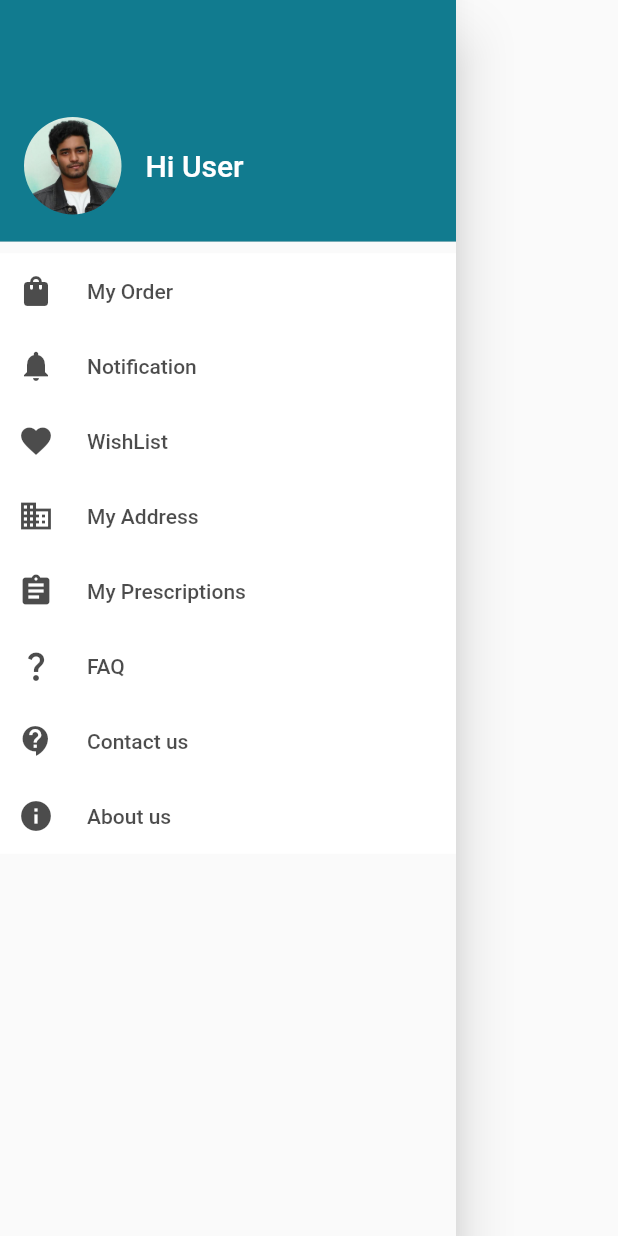
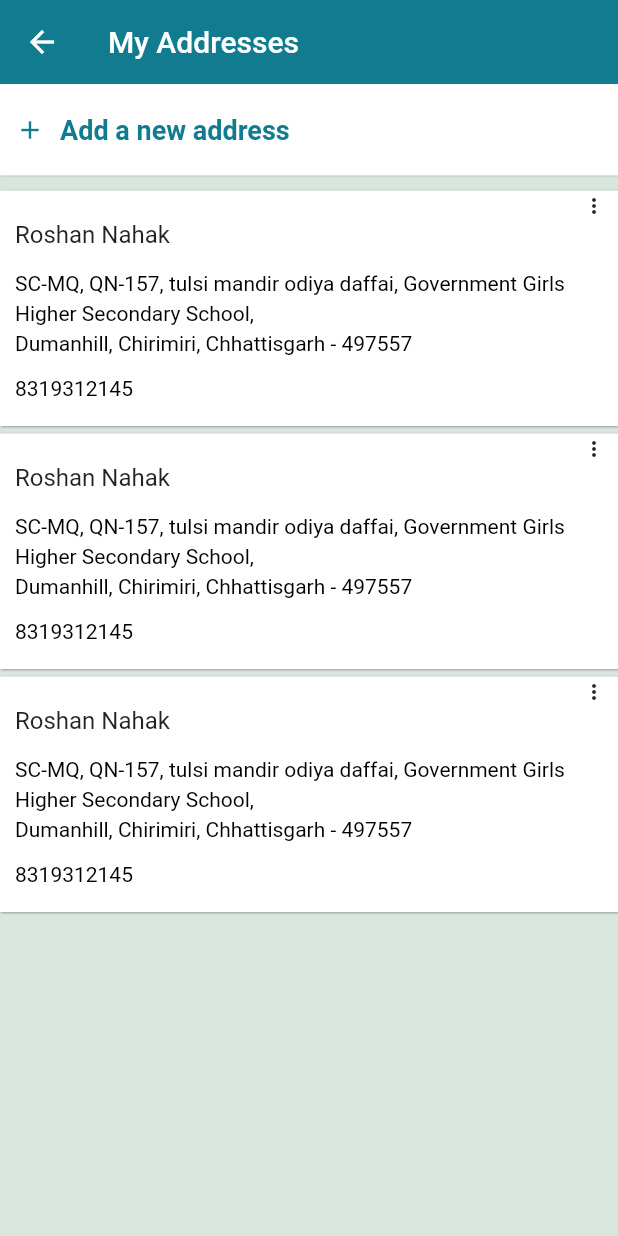
Before and after one commit to ybrut-software/zinotalens, a Flutter app: what navigationDrawer() shows on an empty page, opened directly, after a tap on "My Address", on a phone screen of 412 x 824 dp. Run offline on Flutter 3.47's test engine with Material 2 defaults, Android fonts, the phone set to English and light mode, and no system bars; our stand-ins replace badges, carousel_slider, flutter_screenutil, sqflite; accounts and stored records are empty.

Commit message:
complete my address page ui

```diff
--- /dev/null
+++ b/lib/pages/myaddress_page.dart
@@ -0,0 +1,58 @@
+import 'package:flutter/material.dart' hide Colors;
+import 'package:zinotalens/widgets/custom_appbar.dart';
+import 'package:zinotalens/widgets/values.dart';
+
+import '../utils/colors.dart';
+import '../widgets/address_view_holder.dart';
+
+class MyAddressPage extends StatefulWidget {
+  MyAddressPage({Key? key}) : super(key: key);
+
+  @override
+  State<MyAddressPage> createState() => _MyAddressPageState();
+}
+
+class _MyAddressPageState extends State<MyAddressPage> {
+  @override
+  Widget build(BuildContext context) {
+    return Scaffold(
+      backgroundColor: Colors.backgroundColor,
+      appBar: customAppBar(context,
+          title: "My Addresses", isSearchIcon: false, isCartIcon: false),
+      body: Column(
+        children: [
+          //add address button
+          Container(
+            padding: EdgeInsets.symmetric(horizontal: 10, vertical: 20),
+            decoration: contentContainerDecoration(),
+            child: Row(
+              children: [
+                Icon(
+                  Icons.add,
+                  size: 20,
+                  color: Colors.skyBlue,
+                ),
+                SizedBox(width: 10),
+                Text(
+                  "Add a new address",
+                  style: TextStyle(
+                      fontSize: 18,
+                      fontWeight: FontWeight.w600,
+                      color: Colors.skyBlue),
+                )
+              ],
+            ),
+          ),
+
+          //address view holder
+          Expanded(
+            child: ListView.builder(
+                padding: EdgeInsets.only(top: 10),
+                itemCount: 3,
+                itemBuilder: (context, index) => addressViewHolder()),
+          ),
+        ],
+      ),
+    );
+  }
+}
--- /dev/null
+++ b/lib/widgets/address_view_holder.dart
@@ -0,0 +1,59 @@
+import 'package:flutter/material.dart';
+import 'package:zinotalens/widgets/values.dart';
+
+Widget addressViewHolder() => Container(
+      margin: EdgeInsets.only(bottom: 5),
+      padding: EdgeInsets.only(left: 10, right: 10, bottom: 16),
+      decoration: contentContainerDecoration(),
+      child: Column(
+        crossAxisAlignment: CrossAxisAlignment.start,
+        mainAxisSize: MainAxisSize.min,
+        children: [
+          Align(
+            alignment: Alignment.topRight,
+            child: _buildPopupMenu(),
+          ),
+          Text(
+            "Roshan Nahak",
+            style: TextStyle(fontSize: 16),
+          ),
+          SizedBox(height: 12),
+          Text(
+            "SC-MQ, QN-157, tulsi mandir odiya daffai, Government Girls Higher Secondary School,",
+            style: addressTextStyle(),
+          ),
+          Text(
+            "Dumanhill, Chirimiri, Chhattisgarh - 497557",
+            style: addressTextStyle(),
+          ),
+          SizedBox(height: 10),
+          Text(
+            "8319312145",
+            style: addressTextStyle(),
+          )
+        ],
+      ),
+    );
+
+_buildPopupMenu() {
+  return Container(
+    height: 20,
+    width: 14,
+    child: PopupMenuButton(
+      padding: EdgeInsets.zero,
+      icon: Icon(Icons.more_vert),
+      splashRadius: 10,
+      iconSize: 16,
+      itemBuilder: (context) => [
+        PopupMenuItem(
+            child: Text("Edit"),
+            height: 30,
+            textStyle: TextStyle(fontSize: 12, color: Colors.black)),
+        PopupMenuItem(
+            child: Text("Remove"),
+            height: 30,
+            textStyle: TextStyle(fontSize: 12, color: Colors.black)),
+      ],
+    ),
+  );
+}
--- a/lib/widgets/navigation_drawer.dart
+++ b/lib/widgets/navigation_drawer.dart
@@ -1,4 +1,5 @@
 import 'package:flutter/material.dart' hide Colors;
+import 'package:zinotalens/pages/myaddress_page.dart';
 import 'package:zinotalens/pages/myorder_page.dart';
 import 'package:zinotalens/pages/notification_page.dart';
 import 'package:zinotalens/pages/wishlist_page.dart';
@@ -84,7 +85,13 @@ Widget navigationDrawer(BuildContext context) => Drawer(
                   width: double.infinity,
                   height: 50,
                   child: ElevatedButton.icon(
-                      onPressed: () {},
+                      onPressed: () {
+                        Navigator.pop(context);
+                        Navigator.push(
+                            context,
+                            MaterialPageRoute(
+                                builder: (context) => MyAddressPage()));
+                      },
                       style: buttonStyle(),
                       icon: icon(Icons.domain),
                       label: Padding(
```
